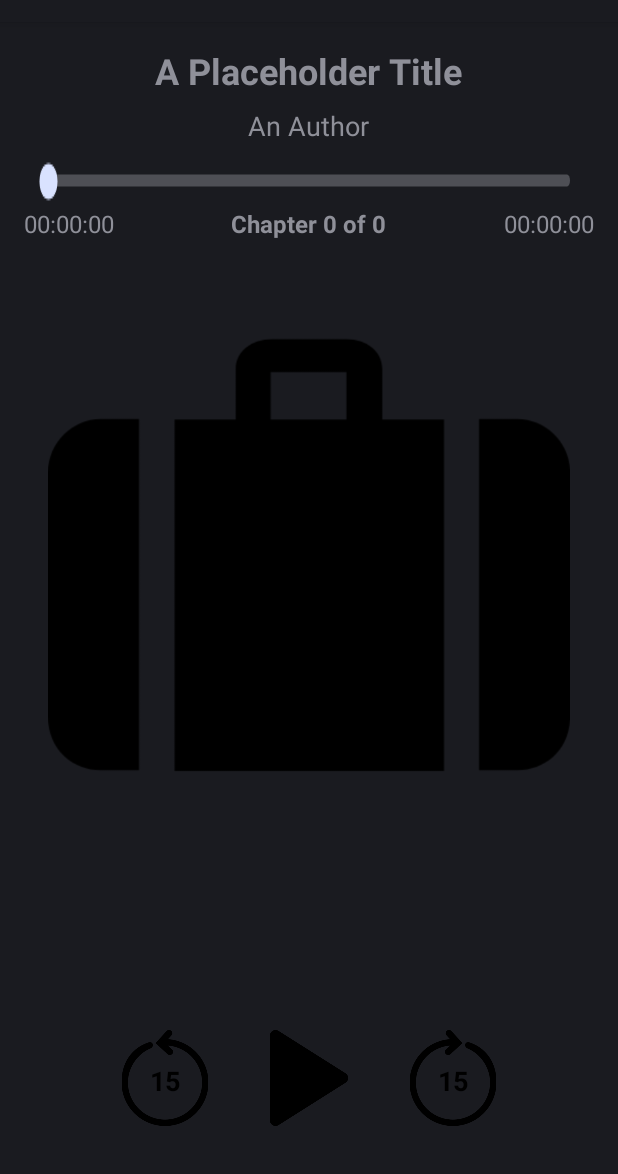
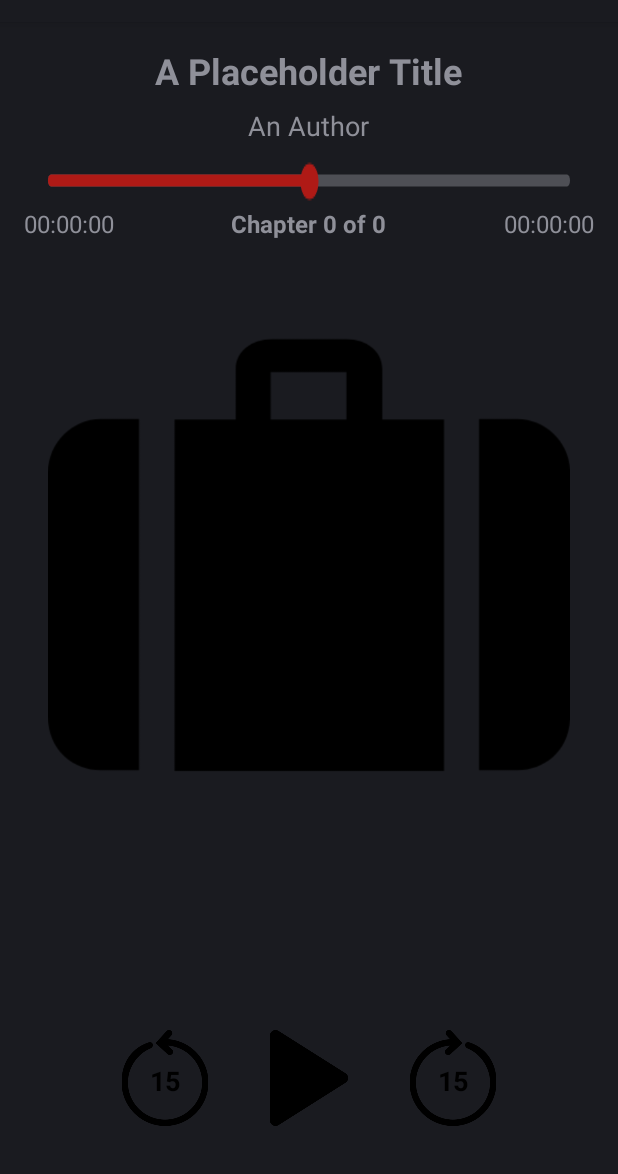
Before and after one commit to NYPL-Simplified/audiobook-demo-android, an Android app: the layout player_view.xml on its own in the app's theme, with its tools: preview values and no code run, on a phone screen of 412 x 824 dp, the part 62-1236 px from its top. Run offline under Robolectric (Android 15) with nearby library versions, the light colour scheme and no system bars; network calls fail.

Commit message:
Implement themes via tinting
This increases the minimum API requirement to API level 21, and
introduces a usage of the "tint" API to allow for applying a theme
to the player views.

```diff
--- a/org.nypl.audiobook.demo.android.with_fragments/src/main/AndroidManifest.xml
+++ b/org.nypl.audiobook.demo.android.with_fragments/src/main/AndroidManifest.xml
@@ -6,7 +6,7 @@
   android:versionName="0.0.1">
 
   <uses-sdk
-    android:minSdkVersion="19"
+    android:minSdkVersion="21"
     android:targetSdkVersion="27" />
 
   <uses-permission android:name="android.permission.INTERNET"/>
--- a/org.nypl.audiobook.demo.android.with_fragments/src/main/res/layout/player_view.xml
+++ b/org.nypl.audiobook.demo.android.with_fragments/src/main/res/layout/player_view.xml
@@ -36,6 +36,9 @@
     android:layout_marginLeft="16dp"
     android:layout_marginRight="16dp"
     android:layout_marginTop="16dp"
+    android:thumbTint="@color/audiobook_player_progress_color"
+    android:progressTint="@color/audiobook_player_progress_color"
+    android:progress="50"
     android:scaleY="2"
     />
 
--- a/org.nypl.audiobook.demo.android.with_fragments/src/main/res/values/colors.xml
+++ b/org.nypl.audiobook.demo.android.with_fragments/src/main/res/values/colors.xml
@@ -2,18 +2,20 @@
 
 <resources>
 
-  <color name="audiobook_player_toc_spine_element_current_border">#af1a16</color>
+  <color name="audiobook_player_primary">#af1a16</color>
+
+  <color name="audiobook_player_toc_spine_element_current_border">@color/audiobook_player_primary</color>
   <color name="audiobook_player_toc_spine_element_separator">#dddddd</color>
   <color name="audiobook_player_toc_spine_element_bg_disabled">#eeeeee</color>
   <color name="audiobook_player_toc_spine_element_bg_normal">#ffffff</color>
   <color name="audiobook_player_toc_spine_element_fg_disabled">#909090</color>
   <color name="audiobook_player_toc_spine_element_fg_normal">#000000</color>
 
-  <color name="audiobook_player_rate_current_border">#af1a16</color>
+  <color name="audiobook_player_rate_current_border">@color/audiobook_player_primary</color>
   <color name="audiobook_player_rate_separator">#dddddd</color>
   <color name="audiobook_player_rate_bg_normal">#ffffff</color>
   <color name="audiobook_player_rate_fg_normal">#000000</color>
 
-  <color name="audiobook_player_progress_color">#af1a16</color>
+  <color name="audiobook_player_progress_color">@color/audiobook_player_primary</color>
 
 </resources>
```
